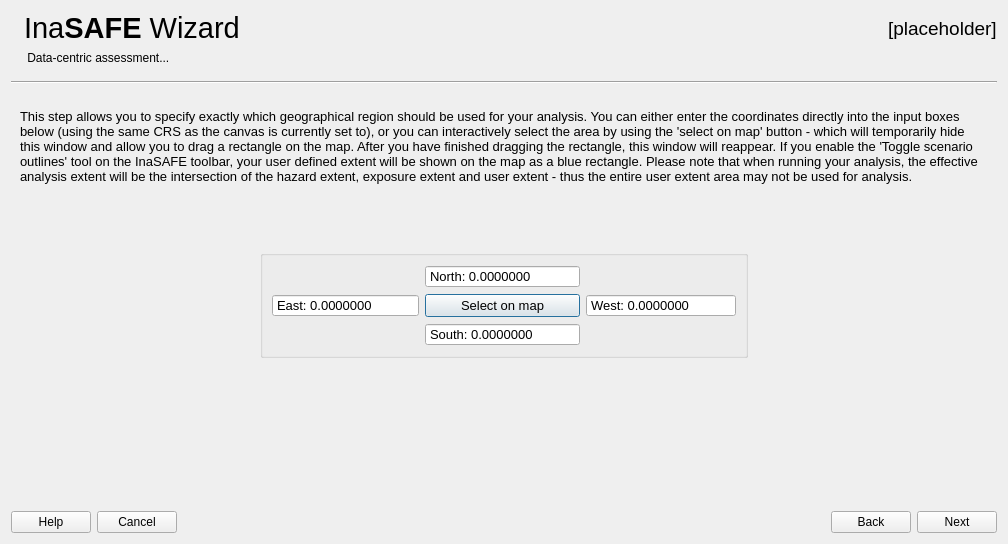
Old version of the form safe_qgis/ui/wizard_dialog_base.ui in the repository inasafe/inasafe.
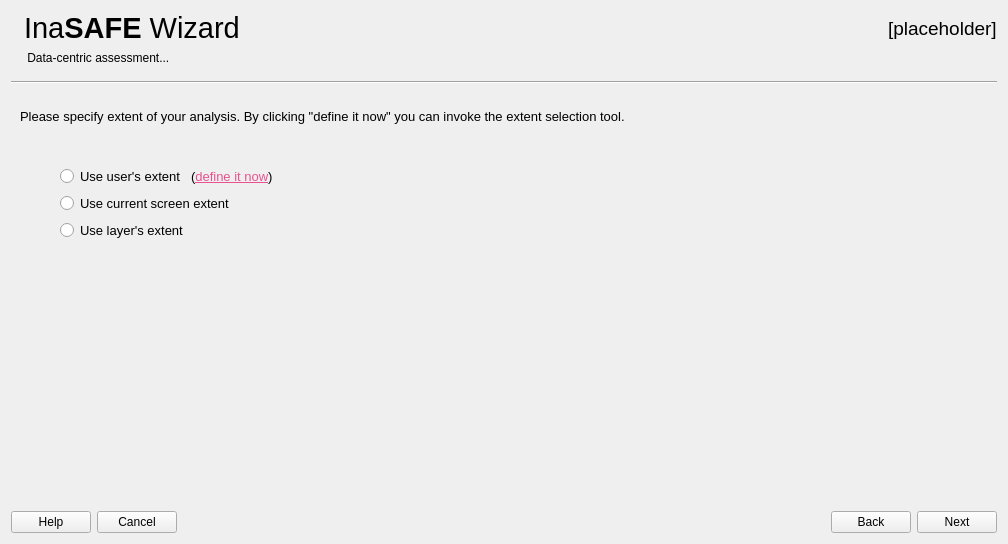
New version of the form. Icons and pictures are not drawn. Custom widgets are drawn as their Qt base class.

Commit message: [IFCW] Use the ExtentSelectorDialog for setting user extent

The edit to the form file:
```diff
--- a/safe_qgis/ui/wizard_dialog_base.ui
+++ b/safe_qgis/ui/wizard_dialog_base.ui
@@ -148,7 +148,7 @@
       <string notr="true">font-size:10pt</string>
      </property>
      <property name="currentIndex">
-      <number>21</number>
+      <number>20</number>
      </property>
      <widget class="QWidget" name="pg1Category">
       <property name="styleSheet">
@@ -2959,7 +2959,7 @@
           <string notr="true">font: 11pt &quot;Ubuntu&quot;;</string>
          </property>
          <property name="text">
-          <string>Please specify extent of your analysis:</string>
+          <string>Please specify extent of your analysis. By clicking &quot;define it now&quot; you can invoke the extent selection tool.</string>
          </property>
          <property name="alignment">
           <set>Qt::AlignLeading|Qt::AlignLeft|Qt::AlignTop</set>
@@ -2987,7 +2987,7 @@
        </item>
        <item>
         <layout class="QGridLayout" name="gridLayout_9">
-         <item row="0" column="3" rowspan="3">
+         <item row="0" column="3" rowspan="4">
           <spacer name="horizontalSpacer_57">
            <property name="orientation">
             <enum>Qt::Horizontal</enum>
@@ -3003,7 +3003,7 @@
            </property>
           </spacer>
          </item>
-         <item row="0" column="0" rowspan="3">
+         <item row="0" column="0" rowspan="4">
           <spacer name="horizontalSpacer_58">
            <property name="orientation">
             <enum>Qt::Horizontal</enum>
@@ -3039,14 +3039,14 @@
            </property>
           </widget>
          </item>
-         <item row="1" column="1" colspan="2">
+         <item row="2" column="1" colspan="2">
           <widget class="QRadioButton" name="rbExtentLayer">
            <property name="text">
             <string>Use layer's extent</string>
            </property>
           </widget>
          </item>
-         <item row="2" column="1" colspan="2">
+         <item row="1" column="1" colspan="2">
           <widget class="QRadioButton" name="rbExtentScreen">
            <property name="text">
             <string>Use current screen extent</string>
@@ -3073,209 +3073,6 @@
       <zorder>verticalSpacer_40</zorder>
       <zorder>verticalSpacer_42</zorder>
      </widget>
-     <widget class="QWidget" name="pgF22UserExtent">
-      <layout class="QVBoxLayout" name="verticalLayout_19">
-       <item>
-        <widget class="QLabel" name="lblSelectUserExtent">
-         <property name="styleSheet">
-          <string notr="true">font: 11pt &quot;Ubuntu&quot;;</string>
-         </property>
-         <property name="text">
-          <string>This step allows you to specify exactly which geographical region should be used for your analysis. You can either enter the coordinates directly into the input boxes below (using the same CRS as the canvas is currently set to), or you can interactively select the area by using the 'select on map' button - which will temporarily hide this window and allow you to drag a rectangle on the map. After you have finished dragging the rectangle, this window will reappear. If you enable the 'Toggle scenario outlines' tool on the InaSAFE toolbar, your user defined extent will be shown on the map as a blue rectangle. Please note that when running your analysis, the effective analysis extent will be the intersection of the hazard extent, exposure extent and user extent - thus the entire user extent area may not be used for analysis.</string>
-         </property>
-         <property name="alignment">
-          <set>Qt::AlignLeading|Qt::AlignLeft|Qt::AlignTop</set>
-         </property>
-         <property name="wordWrap">
-          <bool>true</bool>
-         </property>
-        </widget>
-       </item>
-       <item>
-        <spacer name="verticalSpacer_52">
-         <property name="orientation">
-          <enum>Qt::Vertical</enum>
-         </property>
-         <property name="sizeType">
-          <enum>QSizePolicy::Fixed</enum>
-         </property>
-         <property name="sizeHint" stdset="0">
-          <size>
-           <width>20</width>
-           <height>60</height>
-          </size>
-         </property>
-        </spacer>
-       </item>
-       <item>
-        <layout class="QHBoxLayout" name="horizontalLayout">
-         <item>
-          <spacer name="horizontalSpacer_12">
-           <property name="orientation">
-            <enum>Qt::Horizontal</enum>
-           </property>
-           <property name="sizeHint" stdset="0">
-            <size>
-             <width>40</width>
-             <height>20</height>
-            </size>
-           </property>
-          </spacer>
-         </item>
-         <item>
-          <widget class="QGroupBox" name="group_box">
-           <property name="sizePolicy">
-            <sizepolicy hsizetype="Fixed" vsizetype="Minimum">
-             <horstretch>0</horstretch>
-             <verstretch>0</verstretch>
-            </sizepolicy>
-           </property>
-           <property name="layoutDirection">
-            <enum>Qt::LeftToRight</enum>
-           </property>
-           <property name="title">
-            <string/>
-           </property>
-           <property name="flat">
-            <bool>true</bool>
-           </property>
-           <layout class="QGridLayout" name="gridLayout_10">
-            <item row="0" column="1">
-             <widget class="QDoubleSpinBox" name="y_maximum">
-              <property name="font">
-               <font>
-                <pointsize>10</pointsize>
-               </font>
-              </property>
-              <property name="buttonSymbols">
-               <enum>QAbstractSpinBox::NoButtons</enum>
-              </property>
-              <property name="prefix">
-               <string>North: </string>
-              </property>
-              <property name="decimals">
-               <number>7</number>
-              </property>
-              <property name="minimum">
-               <double>-999999999.000000000000000</double>
-              </property>
-              <property name="maximum">
-               <double>999999999.000000000000000</double>
-              </property>
-             </widget>
-            </item>
-            <item row="1" column="0">
-             <widget class="QDoubleSpinBox" name="x_minimum">
-              <property name="font">
-               <font>
-                <pointsize>10</pointsize>
-               </font>
-              </property>
-              <property name="buttonSymbols">
-               <enum>QAbstractSpinBox::NoButtons</enum>
-              </property>
-              <property name="prefix">
-               <string>East: </string>
-              </property>
-              <property name="decimals">
-               <number>7</number>
-              </property>
-              <property name="minimum">
-               <double>-999999999.000000000000000</double>
-              </property>
-              <property name="maximum">
-               <double>999999999.000000000000000</double>
-              </property>
-             </widget>
-            </item>
-            <item row="1" column="1">
-             <widget class="QPushButton" name="capture_button">
-              <property name="text">
-               <string>Select on map</string>
-              </property>
-             </widget>
-            </item>
-            <item row="1" column="2">
-             <widget class="QDoubleSpinBox" name="x_maximum">
-              <property name="font">
-               <font>
-                <pointsize>10</pointsize>
-               </font>
-              </property>
-              <property name="buttonSymbols">
-               <enum>QAbstractSpinBox::NoButtons</enum>
-              </property>
-              <property name="prefix">
-               <string>West: </string>
-              </property>
-              <property name="decimals">
-               <number>7</number>
-              </property>
-              <property name="minimum">
-               <double>-999999999.000000000000000</double>
-              </property>
-              <property name="maximum">
-               <double>999999999.000000000000000</double>
-              </property>
-             </widget>
-            </item>
-            <item row="2" column="1">
-             <widget class="QDoubleSpinBox" name="y_minimum">
-              <property name="font">
-               <font>
-                <pointsize>10</pointsize>
-               </font>
-              </property>
-              <property name="buttonSymbols">
-               <enum>QAbstractSpinBox::NoButtons</enum>
-              </property>
-              <property name="prefix">
-               <string>South: </string>
-              </property>
-              <property name="decimals">
-               <number>7</number>
-              </property>
-              <property name="minimum">
-               <double>-999999999.000000000000000</double>
-              </property>
-              <property name="maximum">
-               <double>999999999.000000000000000</double>
-              </property>
-             </widget>
-            </item>
-           </layout>
-          </widget>
-         </item>
-         <item>
-          <spacer name="horizontalSpacer_23">
-           <property name="orientation">
-            <enum>Qt::Horizontal</enum>
-           </property>
-           <property name="sizeHint" stdset="0">
-            <size>
-             <width>40</width>
-             <height>20</height>
-            </size>
-           </property>
-          </spacer>
-         </item>
-        </layout>
-       </item>
-       <item>
-        <spacer name="verticalSpacer_23">
-         <property name="orientation">
-          <enum>Qt::Vertical</enum>
-         </property>
-         <property name="sizeHint" stdset="0">
-          <size>
-           <width>20</width>
-           <height>493</height>
-          </size>
-         </property>
-        </spacer>
-       </item>
-      </layout>
-     </widget>
      <widget class="QWidget" name="pgF23ParamsIF">
       <layout class="QVBoxLayout" name="layoutIFParams">
        <item>
```
Left out of the diff: 29 changed lines with no effect on the pictures. The commit also changes 4 other files.
